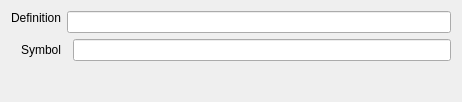
Old version of the form copasi/UI/CQUnitDetail.ui in the repository copasi/COPASI.
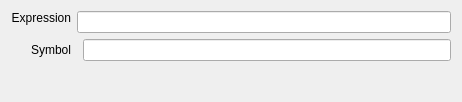
New version of the form. Custom widgets are drawn as their Qt base class.

Commit message: Changed naming of CUnit infix to expression, to make it clearer for users in the GUI (then consistent in the code) and consistent with naming at http://physics.nist.gov/cuu/Units/units.html.

The edit to the form file:
```diff
--- a/copasi/UI/CQUnitDetail.ui
+++ b/copasi/UI/CQUnitDetail.ui
@@ -75,7 +75,7 @@
       </sizepolicy>
      </property>
      <property name="text">
-      <string>Definition</string>
+      <string>Expression</string>
      </property>
      <property name="alignment">
       <set>Qt::AlignRight|Qt::AlignTop|Qt::AlignTrailing</set>
```
Left out of the diff: 2 changed lines with no effect on the pictures. The commit also changes 11 other files.
